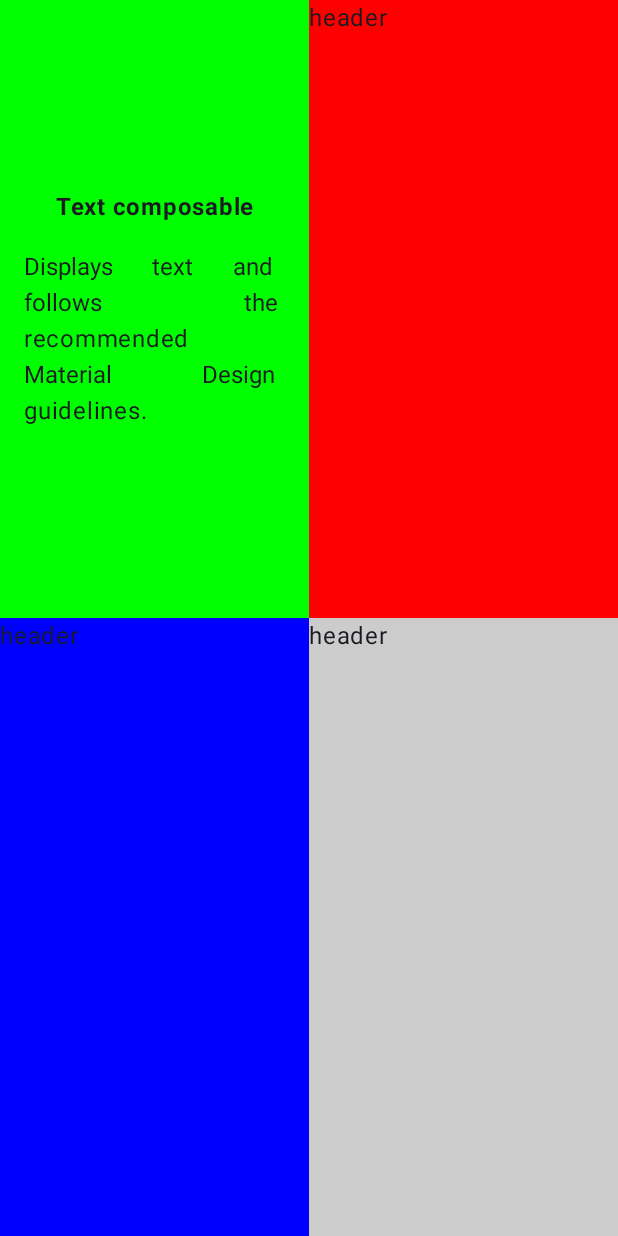
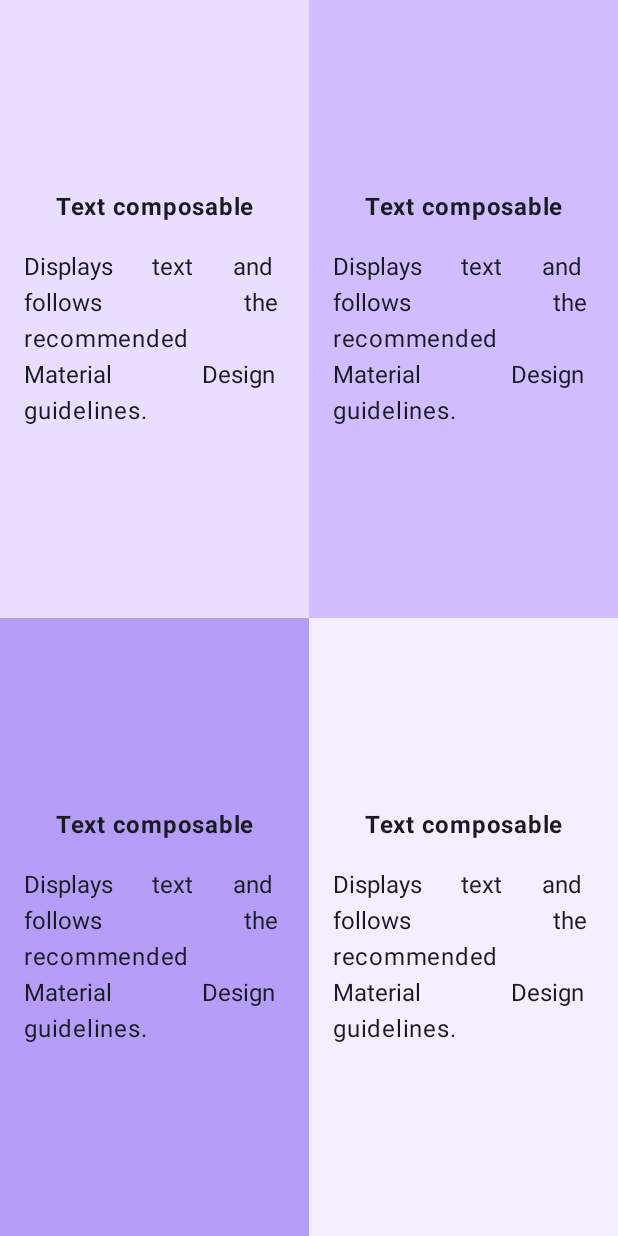
Before and after one commit to MilesEDev/cloneAndroidRepo, an Android app built with Jetpack Compose: the screen it shows after launch (MainActivity), on a phone screen of 412 x 824 dp. Run offline under Robolectric (Android 15) with nearby library versions, the phone set to English and light mode, and no system bars.

Commit message:
colours added for quadrants text has been added but not properly customised

```diff
--- a/Quadrants/app/src/main/java/com/example/quadrants/MainActivity.kt
+++ b/Quadrants/app/src/main/java/com/example/quadrants/MainActivity.kt
@@ -57,7 +57,42 @@ fun MainPage(modifier: Modifier = Modifier) {
         {
             Box(contentAlignment = Alignment.Center, modifier = Modifier
                 .weight(1f)
-                .background(Color.Green)
+                .background(Color(0xFFEADDFF))
+                .fillMaxWidth()
+                .fillMaxHeight()
+                .padding(16.dp))
+
+            {
+                Column() {
+                    Box(contentAlignment = Alignment.Center,
+                        modifier = Modifier.fillMaxWidth()) {
+                        Text(
+
+
+                            text = "Text composable",
+
+                            fontWeight = Bold,
+                            textAlign = TextAlign.Center,
+                            modifier = Modifier.padding(bottom = 16.dp)
+                        )
+                    }
+
+
+                    Text(
+
+                        text =
+                        "Displays text and follows the recommended Material Design guidelines.",
+                        textAlign = TextAlign.Justify
+                    )
+                }
+
+
+
+
+            }
+            Box(contentAlignment = Alignment.Center, modifier = Modifier
+                .weight(1f)
+                .background(Color(0xFFD0BCFF))
                 .fillMaxWidth()
                 .fillMaxHeight()
                 .padding(16.dp))
@@ -89,16 +124,6 @@ fun MainPage(modifier: Modifier = Modifier) {
 
 
             }
-            Box(modifier = Modifier
-                .weight(1f)
-                .background(Color.Red)
-                .fillMaxWidth()
-                .fillMaxHeight())
-            {
-
-                    Text(text = "header")
-
-            }
 
 
 
@@ -108,22 +133,74 @@ fun MainPage(modifier: Modifier = Modifier) {
             .fillMaxWidth()
             .weight(1f)
             .background(Color.Green)) {
-            Box(modifier = Modifier
+            Box(contentAlignment = Alignment.Center, modifier = Modifier
                 .weight(1f)
-                .background(Color.Blue)
+                .background(Color(0xFFB69DF8))
                 .fillMaxWidth()
-                .fillMaxHeight())
+                .fillMaxHeight()
+                .padding(16.dp))
+
             {
-                Text(text = "header")
+                Column() {
+                    Box(contentAlignment = Alignment.Center, modifier = Modifier.fillMaxWidth()) {
+                        Text(
+
+
+                            text = "Text composable",
+
+                            fontWeight = Bold,
+                            textAlign = TextAlign.Center,
+                            modifier = Modifier.padding(bottom = 16.dp)
+                        )
+                    }
+
+
+                    Text(
+
+                        text =
+                        "Displays text and follows the recommended Material Design guidelines.",
+                        textAlign = TextAlign.Justify
+                    )
+                }
+
+
+
+
             }
 
-            Box(modifier = Modifier
+            Box(contentAlignment = Alignment.Center, modifier = Modifier
                 .weight(1f)
-                .background(Color.LightGray)
+                .background(Color(0xFFF6EDFF))
                 .fillMaxWidth()
-                .fillMaxHeight())
+                .fillMaxHeight()
+                .padding(16.dp))
+
             {
-                Text(text = "header")
+                Column() {
+                    Box(contentAlignment = Alignment.Center, modifier = Modifier.fillMaxWidth()) {
+                        Text(
+
+
+                            text = "Text composable",
+
+                            fontWeight = Bold,
+                            textAlign = TextAlign.Center,
+                            modifier = Modifier.padding(bottom = 16.dp)
+                        )
+                    }
+
+
+                    Text(
+
+                        text =
+                        "Displays text and follows the recommended Material Design guidelines.",
+                        textAlign = TextAlign.Justify
+                    )
+                }
+
+
+
+
             }
         }
     }
```
